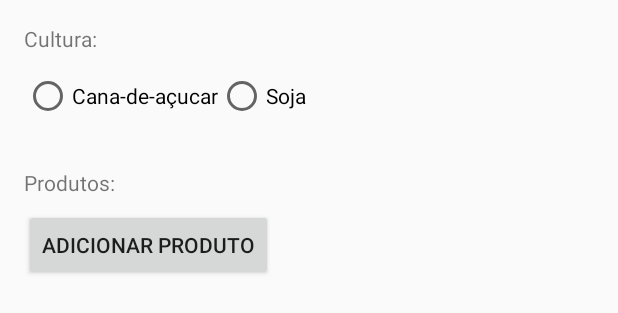
After one commit to arthurmazer/agromonitoramento, an Android app: the layout new_project_layout.xml on its own in the app's theme, with its tools: preview values and no code run, on a phone screen of 412 x 824 dp. The commit adds this screen. Shown: the top 313 px of the screen. Run offline under Robolectric (Android 15) with nearby library versions, the phone set to English and light mode, and no system bars.

Commit message:
agro monitor add products

```diff
--- /dev/null
+++ b/app/src/main/res/layout/new_project_layout.xml
@@ -0,0 +1,79 @@
+<?xml version="1.0" encoding="utf-8"?>
+<android.support.constraint.ConstraintLayout
+    xmlns:android="http://schemas.android.com/apk/res/android"
+    xmlns:app="http://schemas.android.com/apk/res-auto"
+    xmlns:tools="http://schemas.android.com/tools"
+    android:layout_width="match_parent"
+    android:layout_height="match_parent">
+
+    <TextView
+        android:id="@+id/tv_culture"
+        android:layout_width="94dp"
+        android:layout_height="25dp"
+        android:layout_marginStart="16dp"
+        android:layout_marginTop="16dp"
+        android:text="Cultura:"
+        app:layout_constraintStart_toStartOf="parent"
+        app:layout_constraintTop_toTopOf="parent"
+        android:layout_marginLeft="16dp" />
+
+    <RadioGroup
+        android:id="@+id/radiogroup_culture"
+        android:layout_width="wrap_content"
+        android:layout_height="wrap_content"
+        android:layout_marginStart="16dp"
+        android:layout_marginTop="48dp"
+        android:orientation="horizontal"
+        app:layout_constraintStart_toStartOf="parent"
+        app:layout_constraintTop_toTopOf="parent"
+        android:layout_marginLeft="16dp">
+
+        <RadioButton
+            android:id="@+id/radio_cana_de_acucar"
+            android:layout_width="wrap_content"
+            android:layout_height="wrap_content"
+            android:layout_weight="1"
+            android:text="@string/culture_cana" />
+
+        <RadioButton
+            android:id="@+id/radio_soja"
+            android:layout_width="wrap_content"
+            android:layout_height="wrap_content"
+            android:layout_weight="1"
+            android:text="@string/culture_soja" />
+    </RadioGroup>
+
+    <TextView
+        android:id="@+id/tv_products"
+        android:layout_width="wrap_content"
+        android:layout_height="wrap_content"
+        android:layout_marginStart="16dp"
+        android:layout_marginTop="32dp"
+        android:text="Produtos:"
+        app:layout_constraintStart_toStartOf="parent"
+        app:layout_constraintTop_toBottomOf="@+id/radiogroup_culture"
+        android:layout_marginLeft="16dp" />
+
+    <Button
+        android:id="@+id/btn_add_products"
+        android:layout_width="wrap_content"
+        android:layout_height="wrap_content"
+        android:layout_marginBottom="8dp"
+        android:layout_marginStart="16dp"
+        android:layout_marginTop="8dp"
+        android:text="Adicionar Produto"
+        app:layout_constraintStart_toStartOf="parent"
+        app:layout_constraintTop_toBottomOf="@+id/tv_products"
+        android:layout_marginLeft="16dp" />
+
+    <android.support.v7.widget.RecyclerView
+        android:id="@+id/recycler_products"
+        android:layout_width="368dp"
+        android:layout_height="308dp"
+        android:layout_marginEnd="8dp"
+        android:layout_marginStart="8dp"
+        app:layout_constraintEnd_toEndOf="parent"
+        app:layout_constraintStart_toStartOf="parent"
+        app:layout_constraintTop_toBottomOf="@+id/btn_add_products" />
+
+</android.support.constraint.ConstraintLayout>
--- a/app/src/main/res/values/strings.xml
+++ b/app/src/main/res/values/strings.xml
@@ -26,4 +26,7 @@
     <string name="empty_projects">Você ainda não tem projetos</string>
     <string name="start_new_project">Novo Projeto</string>
     <string name="choose_an_culture">Escolha uma cultura</string>
+
+    <string name="culture_cana">Cana-de-açucar</string>
+    <string name="culture_soja">Soja</string>
 </resources>
```
